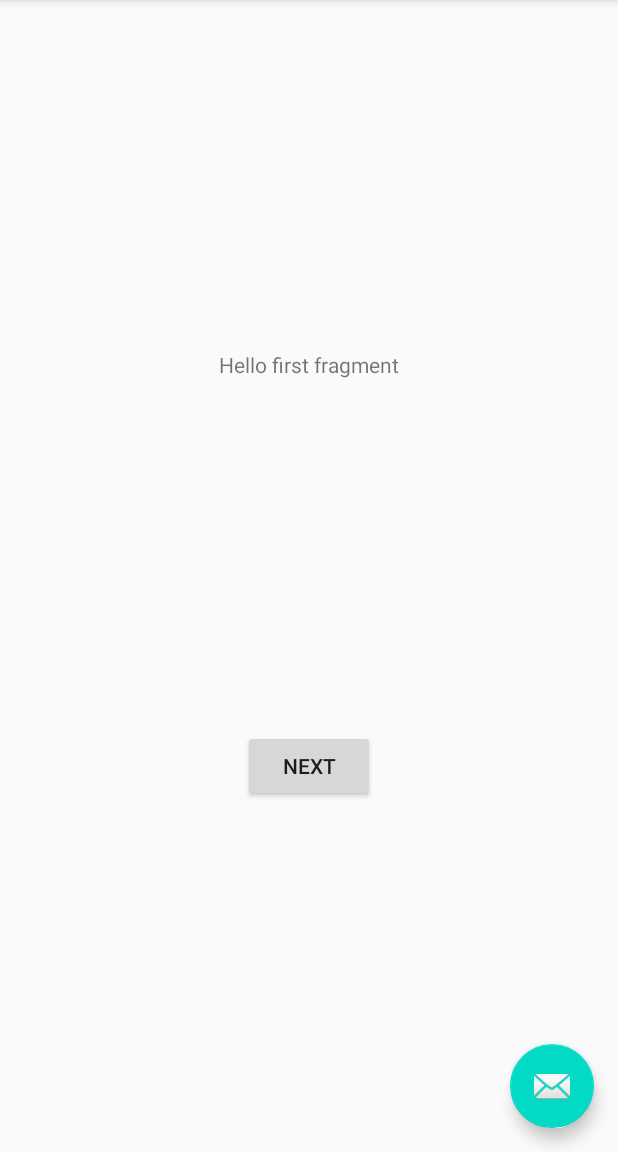
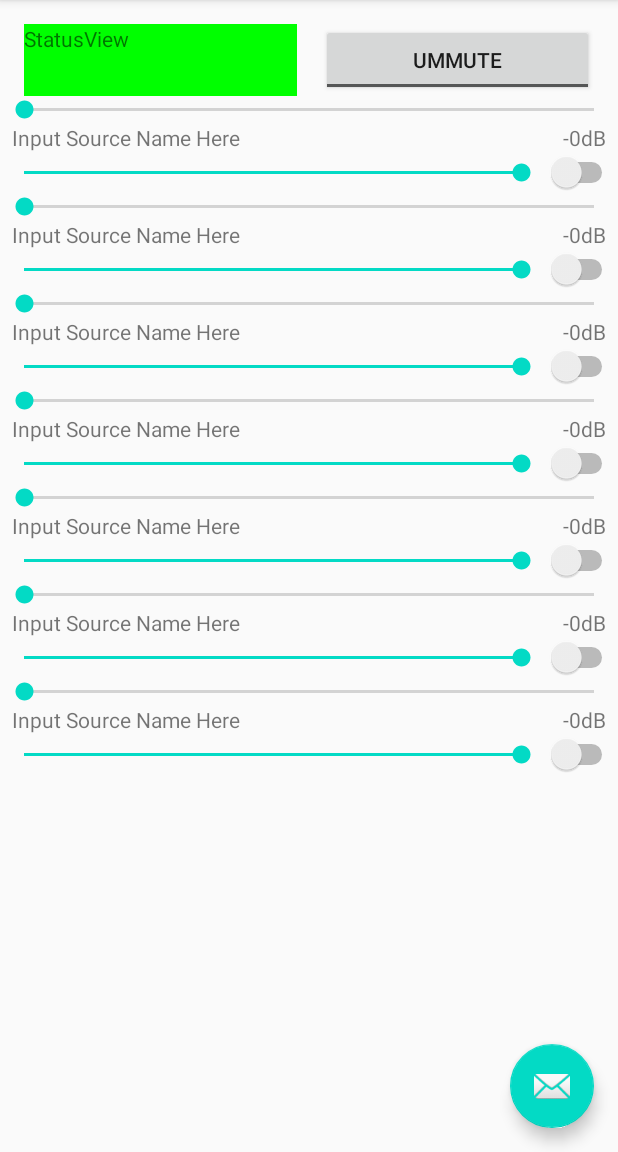
Before and after one commit to Demonte-Zopyrus/Mobile_Mixer_With_Microphone_Input, an Android app: the screen it shows after launch (MainActivity), on a phone screen of 412 x 824 dp, the part 84-1236 px from its top. Run offline under Robolectric (Android 15) with nearby library versions, the phone set to English and light mode, and no system bars; 1 statement that could not run was skipped.

Commit message:
Update views for the main page

```diff
--- a/app/src/main/res/layout/fragment_first.xml
+++ b/app/src/main/res/layout/fragment_first.xml
@@ -6,23 +6,57 @@
     android:layout_height="match_parent"
     tools:context=".FirstFragment">
 
+    <ToggleButton
+        android:id="@+id/muteSwitch"
+        android:layout_width="0dp"
+        android:layout_height="wrap_content"
+        android:layout_marginStart="8dp"
+        android:layout_marginTop="16dp"
+        android:layout_marginEnd="16dp"
+        android:checked="false"
+        android:text="MuteSwitch"
+        android:textOff="Ummute"
+        android:textOn="Mute"
+        app:layout_constraintEnd_toEndOf="parent"
+        app:layout_constraintHorizontal_bias="0.5"
+        app:layout_constraintStart_toEndOf="@+id/statusView"
+        app:layout_constraintTop_toTopOf="parent" />
+
     <TextView
-        android:id="@+id/textview_first"
-        android:layout_width="wrap_content"
-        android:layout_height="wrap_content"
-        android:text="@string/hello_first_fragment"
-        app:layout_constraintBottom_toTopOf="@id/button_first"
-        app:layout_constraintEnd_toEndOf="parent"
+        android:id="@+id/statusView"
+        android:layout_width="0dp"
+        android:layout_height="0dp"
+        android:layout_marginStart="16dp"
+        android:layout_marginTop="16dp"
+        android:layout_marginEnd="8dp"
+        android:background="#00FF00"
+        android:text="StatusView"
+        app:layout_constraintBottom_toBottomOf="@+id/muteSwitch"
+        app:layout_constraintEnd_toStartOf="@+id/muteSwitch"
+        app:layout_constraintHorizontal_bias="0.5"
         app:layout_constraintStart_toStartOf="parent"
         app:layout_constraintTop_toTopOf="parent" />
 
-    <Button
-        android:id="@+id/button_first"
-        android:layout_width="wrap_content"
-        android:layout_height="wrap_content"
-        android:text="@string/next"
+    <ScrollView
+        android:layout_width="0dp"
+        android:layout_height="0dp"
         app:layout_constraintBottom_toBottomOf="parent"
         app:layout_constraintEnd_toEndOf="parent"
         app:layout_constraintStart_toStartOf="parent"
-        app:layout_constraintTop_toBottomOf="@id/textview_first" />
+        app:layout_constraintTop_toBottomOf="@+id/muteSwitch">
+
+        <LinearLayout
+            android:layout_width="match_parent"
+            android:layout_height="wrap_content"
+            android:orientation="vertical" >
+        <include layout="@layout/source_view" />
+        <include layout="@layout/source_view" />
+        <include layout="@layout/source_view" />
+        <include layout="@layout/source_view" />
+        <include layout="@layout/source_view" />
+        <include layout="@layout/source_view" />
+        <include layout="@layout/source_view" />
+        </LinearLayout>
+    </ScrollView>
+
 </androidx.constraintlayout.widget.ConstraintLayout>
--- /dev/null
+++ b/app/src/main/res/layout/source_view.xml
@@ -0,0 +1,64 @@
+<?xml version="1.0" encoding="utf-8"?>
+<androidx.constraintlayout.widget.ConstraintLayout xmlns:android="http://schemas.android.com/apk/res/android"
+    xmlns:app="http://schemas.android.com/apk/res-auto"
+    xmlns:tools="http://schemas.android.com/tools"
+    android:layout_width="match_parent"
+    android:layout_height="match_parent">
+
+    <SeekBar
+        android:id="@+id/volumneBar"
+        style="@android:style/Widget.DeviceDefault.SeekBar"
+        android:layout_width="0dp"
+        android:layout_height="wrap_content"
+        android:indeterminate="false"
+        android:progress="100"
+        android:progressTint="@color/colorAccent"
+        app:layout_constraintBottom_toBottomOf="@+id/onSwitch"
+        app:layout_constraintEnd_toStartOf="@+id/onSwitch"
+        app:layout_constraintHorizontal_bias="0.49"
+        app:layout_constraintStart_toStartOf="parent"
+        app:layout_constraintTop_toTopOf="@+id/onSwitch" />
+
+    <Switch
+        android:id="@+id/onSwitch"
+        android:layout_width="wrap_content"
+        android:layout_height="wrap_content"
+        app:layout_constraintBottom_toBottomOf="parent"
+        app:layout_constraintEnd_toEndOf="parent"
+        app:layout_constraintHorizontal_bias="0.5"
+        app:layout_constraintStart_toEndOf="@+id/volumneBar" />
+
+    <TextView
+        android:id="@+id/levelView"
+        android:layout_width="wrap_content"
+        android:layout_height="wrap_content"
+        android:layout_marginEnd="8dp"
+        android:text="-0dB"
+        app:layout_constraintBottom_toBottomOf="@+id/inputName"
+        app:layout_constraintEnd_toEndOf="parent"
+        app:layout_constraintHorizontal_bias="0.5"
+        app:layout_constraintStart_toEndOf="@+id/inputName"
+        app:layout_constraintTop_toTopOf="@+id/inputName" />
+
+    <TextView
+        android:id="@+id/inputName"
+        android:layout_width="0dp"
+        android:layout_height="wrap_content"
+        android:layout_marginStart="8dp"
+        android:layout_marginEnd="8dp"
+        android:text="Input Source Name Here"
+        app:layout_constraintBottom_toTopOf="@+id/onSwitch"
+        app:layout_constraintEnd_toStartOf="@+id/levelView"
+        app:layout_constraintHorizontal_bias="0.5"
+        app:layout_constraintStart_toStartOf="parent"
+        app:layout_constraintTop_toBottomOf="@+id/playbackProgressBar" />
+
+    <SeekBar
+        android:id="@+id/playbackProgressBar"
+        android:layout_width="0dp"
+        android:layout_height="wrap_content"
+        app:layout_constraintEnd_toEndOf="parent"
+        app:layout_constraintStart_toStartOf="parent"
+        app:layout_constraintTop_toTopOf="parent" />
+
+</androidx.constraintlayout.widget.ConstraintLayout>
```
